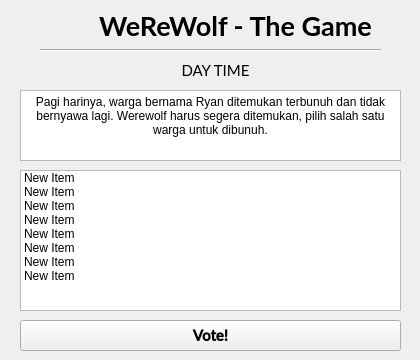
Qt form WeReWolf-Client/game.ui (feryandi/WeReWolf) before a commit.
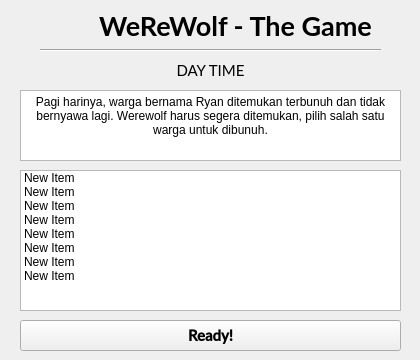
The same form after that commit.

Commit message: client ready + player listing

```diff
--- a/WeReWolf-Client/game.ui
+++ b/WeReWolf-Client/game.ui
@@ -54,9 +54,9 @@
    <widget class="QLabel" name="labelTime">
     <property name="geometry">
      <rect>
-      <x>170</x>
+      <x>20</x>
       <y>60</y>
-      <width>91</width>
+      <width>381</width>
       <height>20</height>
      </rect>
     </property>
@@ -94,7 +94,7 @@
      <enum>Qt::TabFocus</enum>
     </property>
     <property name="text">
-     <string>Vote!</string>
+     <string>Ready!</string>
     </property>
     <property name="checkable">
      <bool>false</bool>
```
Left out of the diff: 5 changed lines with no effect on the pictures. The commit also changes 11 other files.
